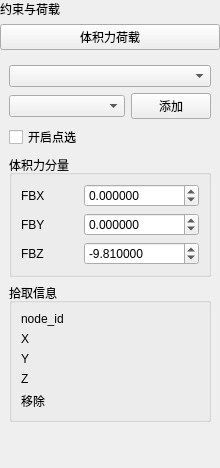
This is plugins/Base_PhysicalField/BodyForcePage.ui in asd977/base_cae as Qt 5 draws it before an edit. The edited form follows.
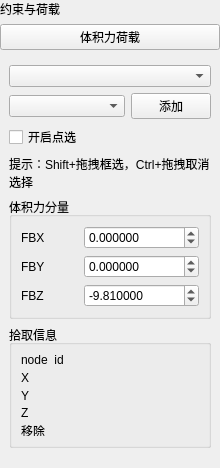
This is the edited form. Custom widgets are drawn as their Qt base class.

Commit message: Add box selection hints to pick pages

Patch:
```diff
--- a/plugins/Base_PhysicalField/BodyForcePage.ui
+++ b/plugins/Base_PhysicalField/BodyForcePage.ui
@@ -82,6 +82,16 @@
         </property>
        </widget>
       </item>
+      <item>
+       <widget class="QLabel" name="boxSelectHintLabel">
+        <property name="text">
+         <string>提示：Shift+拖拽框选，Ctrl+拖拽取消选择</string>
+        </property>
+        <property name="wordWrap">
+         <bool>true</bool>
+        </property>
+       </widget>
+      </item>
       <item>
        <widget class="QGroupBox" name="groupBox">
         <property name="title">
```
The commit also changes 13 other files.
